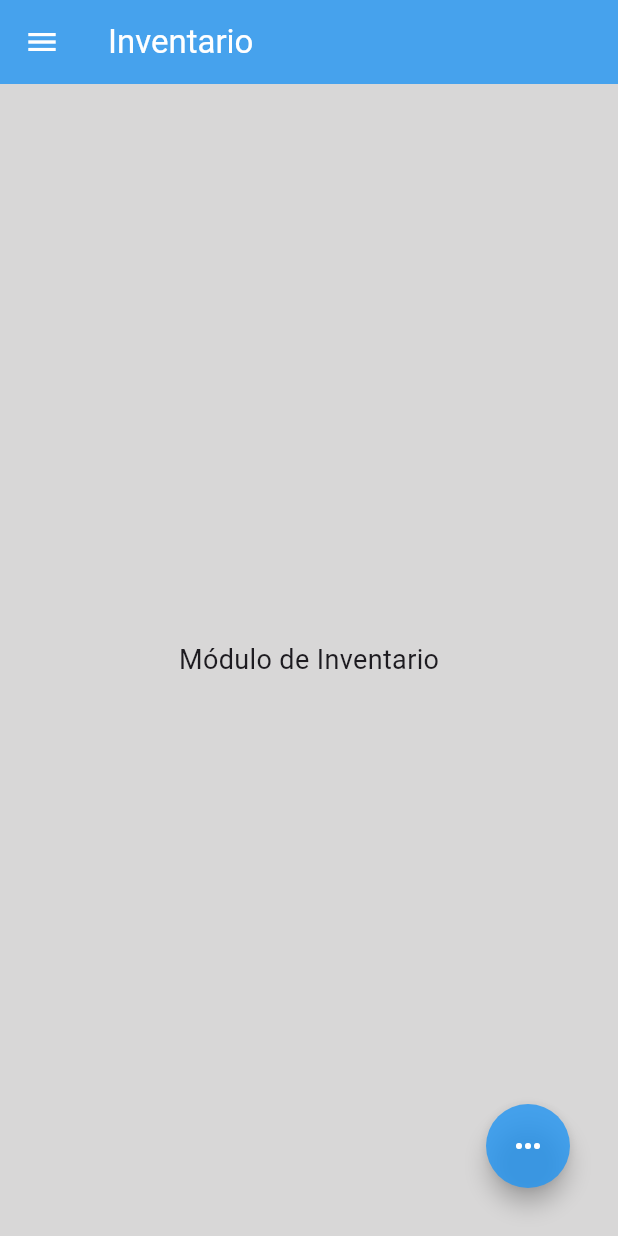
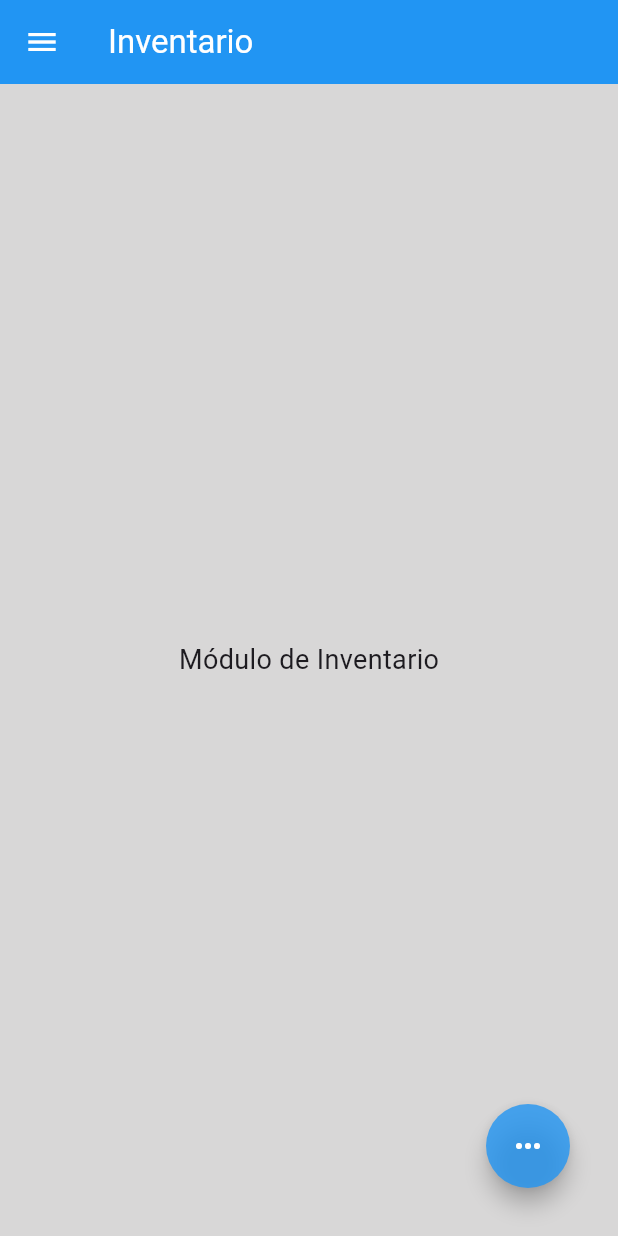
Before and after one commit to enrique2424/inventario, a Flutter app: the screen it shows after launch, on a phone screen of 412 x 824 dp. Run offline on Flutter 3.47's test engine with Material 3 defaults, Android fonts, the phone set to English and light mode, and no system bars; our stand-ins replace image_picker.

```diff
--- a/lib/core/theme/app_theme.dart
+++ b/lib/core/theme/app_theme.dart
@@ -6,11 +6,11 @@ class AppTheme {
       scaffoldBackgroundColor: const Color.fromARGB(255, 216, 215, 215),
       primarySwatch: Colors.blue,
       appBarTheme: const AppBarTheme(
-        backgroundColor: Color.fromARGB(203, 33, 149, 243),
+        backgroundColor: Color.fromARGB(255, 33, 149, 243),
         foregroundColor: Colors.white,
       ),
       bottomNavigationBarTheme: const BottomNavigationBarThemeData(
-        backgroundColor: Color.fromARGB(203, 33, 149, 243),
+        backgroundColor: Color.fromARGB(255, 33, 149, 243),
         selectedItemColor: Colors.white,
         unselectedItemColor: Colors.white70,
       ),
--- a/lib/core/widgets/app_navbar.dart
+++ b/lib/core/widgets/app_navbar.dart
@@ -1,4 +1,4 @@
-
+// lib/core/widgets/app_navbar.dart
 import 'package:flutter/material.dart';
 import 'package:inventario/features/autentication/presentation/pages/nuevo_producto.dart';
 
--- a/lib/features/autentication/presentation/pages/inventario_page.dart
+++ b/lib/features/autentication/presentation/pages/inventario_page.dart
@@ -34,7 +34,7 @@ class _InventarioPageState extends State<InventarioPage> {
               ),
               child: Text(
                 'Menú Principal',
-                style: TextStyle(color: Colors.white, fontSize: 24),
+                style: TextStyle(color: Colors.white70, fontSize: 24),
               ),
             ),
             ListTile(
```
Also changed, not shown: 1 other file.
